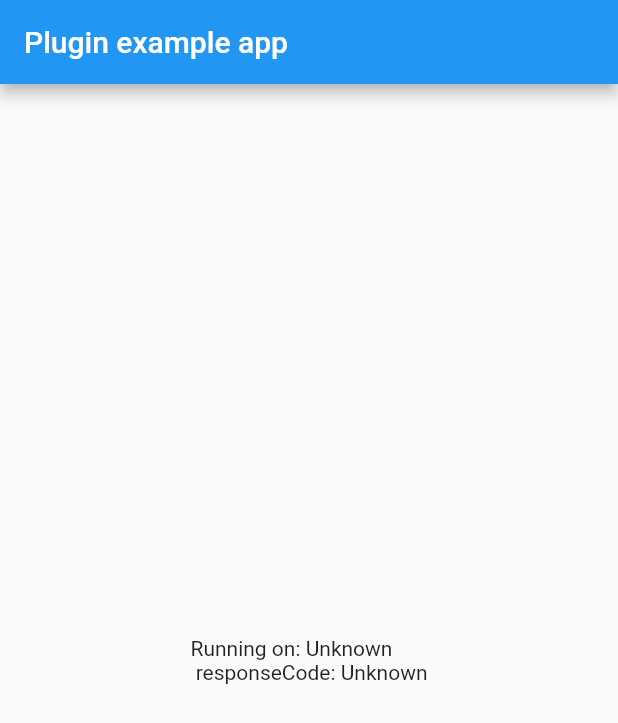
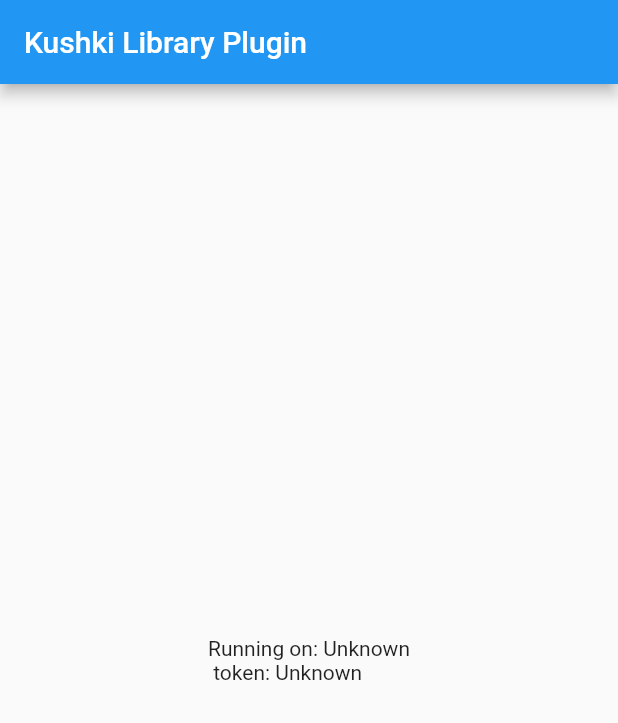
Before and after one commit to doc-doc-tech/flutter_kushki_library, a Flutter app: the screen it shows after launch, on a phone screen of 412 x 824 dp. Shown: the top 723 px of the screen. Run offline on Flutter 3.47's test engine with Material 2 defaults, Android fonts, the phone set to English and light mode, and no system bars.

Commit message:
android request subscription token done

```diff
--- a/example/lib/main.dart
+++ b/example/lib/main.dart
@@ -15,7 +15,7 @@
 
 class _MyAppState extends State<MyApp> {
   String _platformVersion = 'Unknown';
-  String _responseCode = 'Unknown';
+  String _cardToken = 'Unknown';
 
   @override
   void initState() {
@@ -26,11 +26,21 @@
   // Platform messages are asynchronous, so we initialize in an async method.
   Future<void> initPlatformState() async {
     String platformVersion;
-    dynamic response;
+    KushkiResponse response;
     // Platform messages may fail, so we use a try/catch PlatformException.
     try {
       platformVersion = await FlutterKushkiLibrary.platformVersion;
-      response = await FlutterKushkiLibrary.requestSubscriptionToken();
+      KushkiCard card = KushkiCard();
+      card.name = 'Aagtje Blokland';
+      card.number = '377815539842437';
+      card.cvv = '267';
+      card.expiryMonth = '12';
+      card.expiryYear = '21';
+      response = await FlutterKushkiLibrary.requestSubscriptionToken(
+        null,
+        card,
+        currency: KushkiCurrency.COP
+      );
       print('response: $response');
     } on PlatformException {
       print('error');
@@ -45,7 +55,7 @@
     setState(() {
       _platformVersion = platformVersion;
       try {
-        _responseCode = response?.code ?? 'aja unknown';
+        _cardToken = response?.token ?? 'again unknown';
       } catch(e) {
         print('error 2');
         print('error 2: $e');
@@ -58,10 +68,10 @@
     return MaterialApp(
       home: Scaffold(
         appBar: AppBar(
-          title: const Text('Plugin example app'),
+          title: const Text('Kushki Library Plugin'),
         ),
         body: Center(
-          child: Text('Running on: $_platformVersion\n responseCode: $_responseCode'),
+          child: Text('Running on: $_platformVersion\n token: $_cardToken'),
         ),
       ),
     );
```
Also changed, not shown: lib/src/kushki_card.dart (added), lib/src/kushki_currency_enum.dart (added), lib/src/kushki_env_enum.dart (added), lib/src/kushki_response.dart (added).
